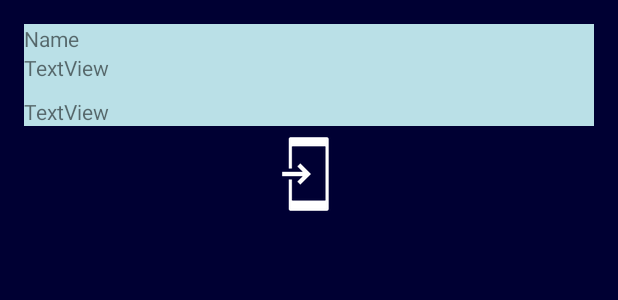
After one commit to SaiCharith/Insti2.0, an Android app: the layout view_feedback.xml on its own in the app's theme, with its tools: preview values and no code run, on a phone screen of 412 x 824 dp. The commit adds this screen. Shown: the top 300 px of the screen. Run offline under Robolectric (Android 15) with nearby library versions, the phone set to English and light mode, and no system bars.

Commit message:
Feedback_Implementation

```diff
--- a/app/build.gradle
+++ b/app/build.gradle
@@ -45,6 +45,7 @@ dependencies {
     compile 'com.android.support:support-v4:26.+'
     compile 'com.android.support:design:26.+'
     compile 'com.google.firebase:firebase-storage:10.0.1'
+    compile 'com.github.bumptech.glide:glide:3.7.0'
     testCompile 'junit:junit:4.12'
 }
 
--- a/app/src/main/res/layout/tab3feedback.xml
+++ b/app/src/main/res/layout/tab3feedback.xml
@@ -76,10 +76,10 @@
         android:layout_marginRight="58dp"
         android:layout_marginTop="66dp"
         android:text="Add photo"
-        android:visibility="invisible"
         app:layout_constraintRight_toRightOf="parent"
         app:layout_constraintTop_toBottomOf="@+id/editTextFeed"
         tools:layout_constraintRight_creator="1" />
+
 
     <Button
         android:id="@+id/buttonSubmit"
--- /dev/null
+++ b/app/src/main/res/layout/view_feedback.xml
@@ -0,0 +1,54 @@
+<?xml version="1.0" encoding="utf-8"?>
+<!--<ScrollView xmlns:android="http://schemas.android.com/apk/res/android"-->
+    <!--android:layout_width="match_parent"-->
+    <!--android:layout_height="match_parent"-->
+    <!--android:fillViewport="true">-->
+
+<LinearLayout xmlns:app="http://schemas.android.com/apk/res-auto"
+    android:layout_width="match_parent"
+    android:layout_height="match_parent"
+    android:paddingBottom="@dimen/activity_horizontal_margin"
+    android:paddingLeft="@dimen/activity_vertical_margin"
+    android:paddingRight="@dimen/activity_vertical_margin"
+    android:paddingTop="@dimen/activity_horizontal_margin"
+    android:background="#000033"
+    android:orientation="vertical"
+    xmlns:android="http://schemas.android.com/apk/res/android">
+
+        <RelativeLayout
+            android:layout_width="wrap_content"
+            android:layout_height="wrap_content"
+            android:gravity="center"
+            android:background="#bae0e7">
+
+            <TextView
+                android:id="@+id/name"
+                android:layout_width="match_parent"
+                android:layout_height="wrap_content"
+                android:text="Name" />
+
+            <TextView
+                android:id="@+id/description"
+                android:layout_width="match_parent"
+                android:layout_height="wrap_content"
+                android:layout_below="@id/name"
+                android:text="TextView" />
+
+            <TextView
+                android:id="@+id/feedback"
+                android:layout_width="match_parent"
+                android:layout_height="wrap_content"
+                android:layout_below="@id/description"
+                android:paddingTop="10dp"
+                android:text="TextView " />
+        </RelativeLayout>
+
+    <ImageView
+        android:id="@+id/imgview"
+        android:layout_width="match_parent"
+        android:layout_height="wrap_content"
+        app:srcCompat="@drawable/common_full_open_on_phone" />
+
+</LinearLayout>
+
+<!--</ScrollView>-->
```
Also changed, not shown: app/src/main/java/iitbombay/code_catalyst/com/insti20/CustomAdapter3.java (added, +92 -0 lines), app/src/main/java/iitbombay/code_catalyst/com/insti20/FeedbackInput.java (added, +67 -0 lines), app/src/main/java/iitbombay/code_catalyst/com/insti20/Tab3feedback.java (+39 -27 lines), app/src/main/java/iitbombay/code_catalyst/com/insti20/ViewFeedback.java (+33 -12 lines), app/src/main/res/layout/activity_view_feedback.xml (added, +9 -0 lines), app/src/main/res/layout/view_feedback_list.xml (added, +28 -0 lines).
